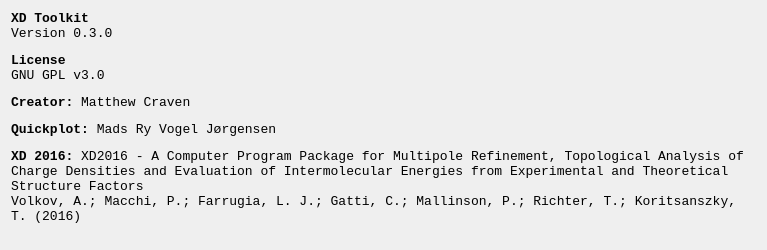
mcrav/XDToolkit, file about.ui: the form before one commit.
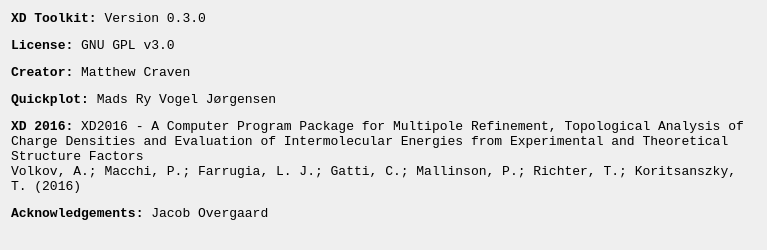
The form after the commit. Icons and pictures are not drawn.

Commit message: Fix About window

Diff of the .ui file:
```diff
--- a/about.ui
+++ b/about.ui
@@ -30,7 +30,7 @@
    <item row="0" column="0">
     <widget class="QLabel" name="label">
      <property name="text">
-      <string>&lt;html&gt;&lt;head/&gt;&lt;body&gt;&lt;p&gt;&lt;span style=&quot; font-weight:600;&quot;&gt;XD Toolkit&lt;/span&gt;&lt;br/&gt;Version 0.3.0&lt;/p&gt;&lt;p&gt;&lt;span style=&quot; font-weight:600;&quot;&gt;License&lt;/span&gt;&lt;br/&gt;GNU GPL v3.0&lt;/p&gt;&lt;p&gt;&lt;span style=&quot; font-weight:600;&quot;&gt;Creator:&lt;/span&gt; Matthew Craven&lt;/p&gt;&lt;p&gt;&lt;span style=&quot; font-weight:600;&quot;&gt;Quickplot:&lt;/span&gt; Mads Ry Vogel Jørgensen&lt;/p&gt;&lt;p&gt;&lt;span style=&quot; font-weight:600;&quot;&gt;XD 2016:&lt;/span&gt; XD2016 - A Computer Program Package for Multipole Refinement, Topological Analysis of Charge Densities and Evaluation of Intermolecular Energies from Experimental and Theoretical Structure Factors &lt;br/&gt;Volkov, A.; Macchi, P.; Farrugia, L. J.; Gatti, C.; Mallinson, P.; Richter, T.; Koritsanszky, T. (2016) &lt;/p&gt;&lt;/body&gt;&lt;/html&gt;</string>
+      <string>&lt;html&gt;&lt;head/&gt;&lt;body&gt;&lt;p&gt;&lt;span style=&quot; font-weight:600;&quot;&gt;XD Toolkit:&lt;/span&gt; Version 0.3.0&lt;/p&gt;&lt;p&gt;&lt;span style=&quot; font-weight:600;&quot;&gt;License: &lt;/span&gt;GNU GPL v3.0&lt;/p&gt;&lt;p&gt;&lt;span style=&quot; font-weight:600;&quot;&gt;Creator:&lt;/span&gt; Matthew Craven&lt;/p&gt;&lt;p&gt;&lt;span style=&quot; font-weight:600;&quot;&gt;Quickplot:&lt;/span&gt; Mads Ry Vogel Jørgensen&lt;/p&gt;&lt;p&gt;&lt;span style=&quot; font-weight:600;&quot;&gt;XD 2016:&lt;/span&gt; XD2016 - A Computer Program Package for Multipole Refinement, Topological Analysis of Charge Densities and Evaluation of Intermolecular Energies from Experimental and Theoretical Structure Factors &lt;br/&gt;Volkov, A.; Macchi, P.; Farrugia, L. J.; Gatti, C.; Mallinson, P.; Richter, T.; Koritsanszky, T. (2016) &lt;/p&gt;&lt;p&gt;&lt;span style=&quot; font-weight:600;&quot;&gt;Acknowledgements: &lt;/span&gt;Jacob Overgaard&lt;/p&gt;&lt;/body&gt;&lt;/html&gt;</string>
      </property>
      <property name="alignment">
       <set>Qt::AlignLeading|Qt::AlignLeft|Qt::AlignTop</set>
```
The commit also changes 1 other file.
